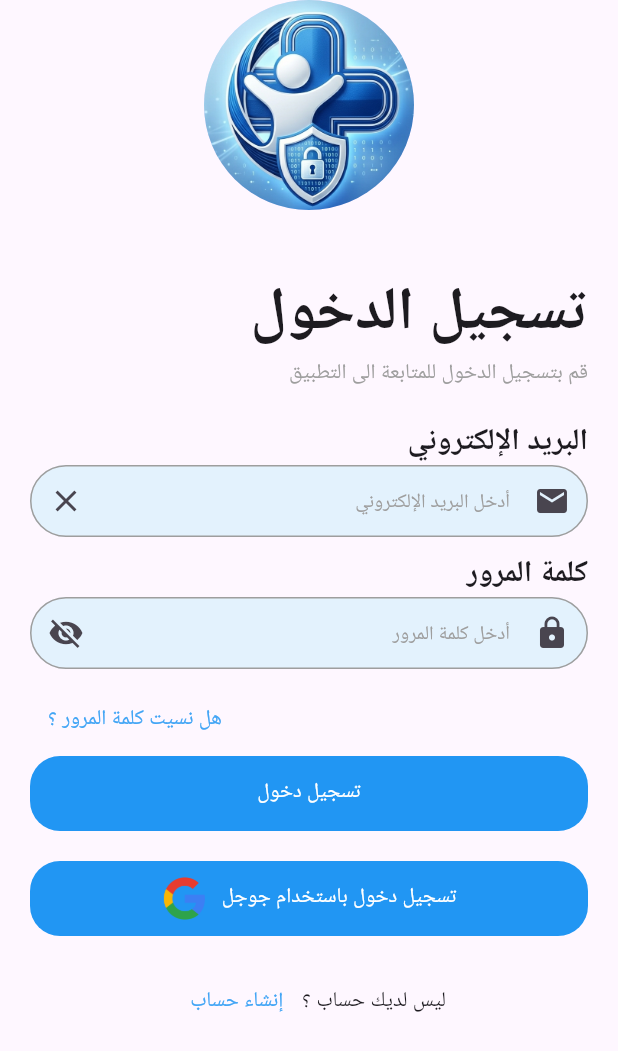
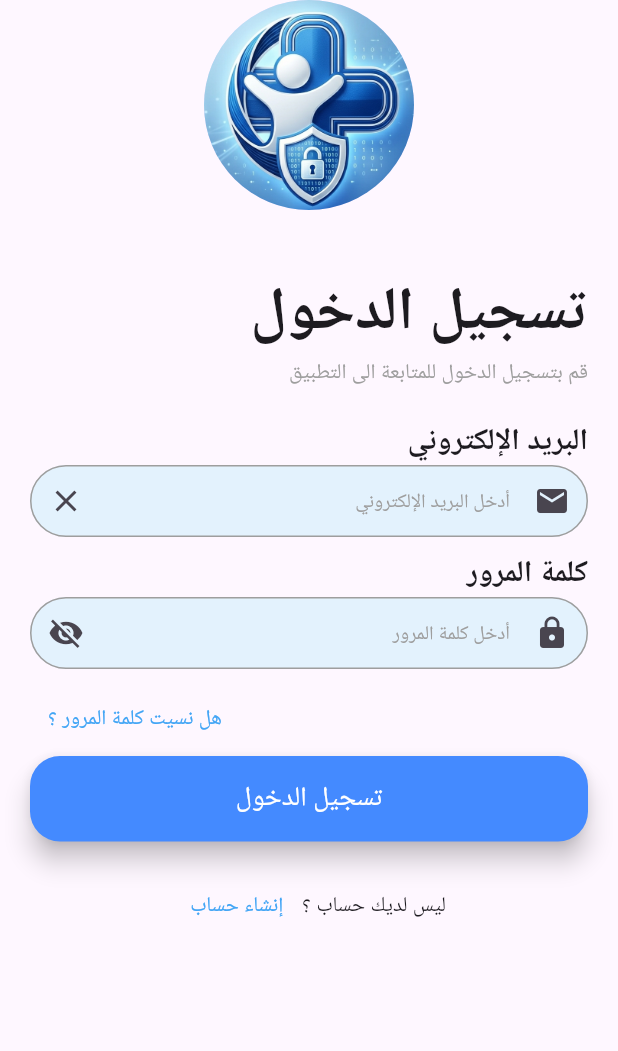
Before and after one commit to ahmdmlndy47/dispencaryApplication, a Flutter app: the LogOrSignPage screen opened by its route, after a tap on "تسجيل الدخول", on a phone screen of 412 x 824 dp. Shown: the top 1051 px of the screen. Run offline on Flutter 3.47's test engine with Material 3 defaults, Android fonts, the phone set to English and light mode, and no system bars.

Commit message:
update login pages

```diff
--- a/lib/components/specializations.dart
+++ b/lib/components/specializations.dart
@@ -32,13 +32,17 @@ class _SpecialityState extends State<Speciality> {
                 mainAxisAlignment: MainAxisAlignment.spaceBetween,
                 textDirection: TextDirection.rtl,
                 children: [
-                  Text(
+                  Expanded(
+                    child: Text(
                       "عيادة ${widget.specialityName}",
+                      overflow: TextOverflow.ellipsis,
+                      maxLines: 1,
                       style: TextStyle(
                           fontSize: 18,
                           fontWeight: FontWeight.bold,
                           color: Colors.black
                       ),),
+                  ),
                   CircleAvatar(
                     backgroundImage: AssetImage("images/clinic_icon2.png"),
                     radius: 15,
--- a/lib/log_sign_page.dart
+++ b/lib/log_sign_page.dart
@@ -13,17 +13,6 @@ class _LogOrSignPageState extends State<LogOrSignPage> {
   @override
   Widget build(BuildContext context) {
     return  Scaffold(
-        appBar: AppBar(
-          iconTheme: IconThemeData(color: Colors.white),
-          centerTitle: true,
-          backgroundColor: Colors.blueAccent,
-          title: Text(
-            "مستوصف الخير",
-            style: TextStyle(
-                fontSize: 26,
-                fontWeight: FontWeight.bold,
-                color: Colors.white),),
-        ),
         body: Container(
           // صورة الخلفبة للصفحة
           decoration: BoxDecoration(
--- a/lib/login.dart
+++ b/lib/login.dart
@@ -1,5 +1,6 @@
 // import 'dart:convert';
 // import 'package:http/http.dart' as http;
+import 'package:dispensary/components/main_button.dart';
 import 'package:flutter/material.dart';
 import 'package:dispensary/components/input_field.dart';
 class Login extends StatefulWidget {
@@ -72,40 +73,16 @@ class _LoginState extends State<Login> {
                     child:Text("هل نسيت كلمة المرور ؟",style: TextStyle(color: Colors.blue[400]),),
                   ),
                 ),
-                 MaterialButton(
-                   onPressed:(){
-                     Navigator.of(context).pushNamedAndRemoveUntil("homepage",(route) => false);
-                   },
-                    minWidth: double.infinity,
-                    height: 50,
+                MyButton(
+                    onPressed: (){
+                      Navigator.of(context).pushNamedAndRemoveUntil("homepage", (route)=>false);
+                    },
+                    label: "تسجيل الدخول",
                     shape: RoundedRectangleBorder(
-                        borderRadius: BorderRadius.circular(20)
+                      borderRadius: BorderRadius.circular(20)
                     ),
-                    color: Colors.blue,
-                    textColor: Colors.white,
-                    elevation: 0,
-                    child: Text("تسجيل دخول"),
-                  ),
-                SizedBox(height: 20,),
-                MaterialButton(
-                    onPressed: (){},
-                    minWidth: double.infinity,
-                    height: 50,
-                    shape: RoundedRectangleBorder(
-                        borderRadius: BorderRadius.circular(20)
-                    ),
-                    color: Colors.blue,
-                    textColor: Colors.white,
-                    elevation: 0,
-                    child: Row(
-                      mainAxisAlignment: MainAxisAlignment.center,
-                      children: [
-                        Image.asset("images/ss.png",width: 30,),
-                        SizedBox(width: 10,),
-                        Text("تسجيل دخول باستخدام جوجل"),
-                      ],
-                    ),
-                  ),
+                    fontSize: 18
+                ),
                 SizedBox(height: 20,),
                 Row(
                   mainAxisAlignment: MainAxisAlignment.center,
--- a/lib/main.dart
+++ b/lib/main.dart
@@ -6,7 +6,7 @@ import 'package:flutter/material.dart';
 import 'log_sign_page.dart';
 void main() {
   runApp( MaterialApp(
-    home: AdminHomepage(),
+    home: LogOrSignPage(),
     debugShowCheckedModeBanner: false,
     routes: {
       "homepage" : (context) => Homepage(),
```
Also changed, not shown: lib/homepage.dart (+9 -28 lines). Lines whose indentation alone changed are shown as unchanged.
